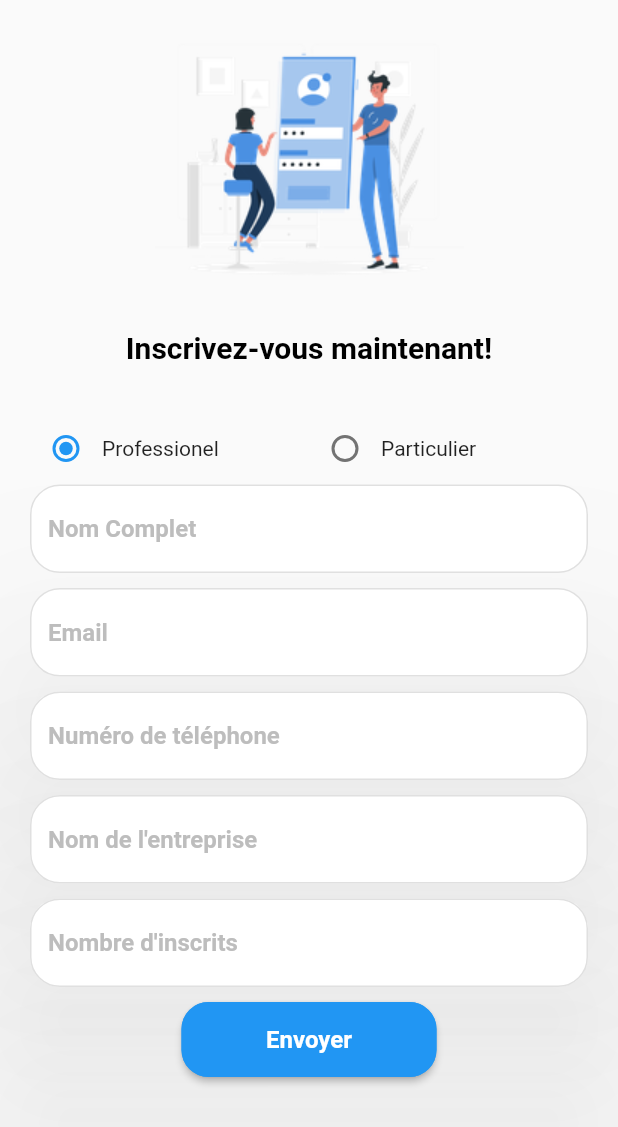
After one commit to romygt/ittalentsproject, a Flutter app: the ReservationScreen screen opened directly, on a phone screen of 412 x 824 dp. The commit adds this screen. Shown: the top 1127 px of the screen. Run offline on Flutter 3.47's test engine with Material 2 defaults, Android fonts, the phone set to English and light mode, and no system bars; our stand-ins replace cached_network_image, flutter_html, html_unescape, readmore, share, simple_animations and 1 more; network calls fail.

Commit message:
new modified version

```diff
--- /dev/null
+++ b/lib/vues/ReservationScreen.dart
@@ -0,0 +1,285 @@
+
+import 'package:flutter/material.dart';
+
+
+
+
+class ReservationScreen extends StatefulWidget {
+  ReservationScreen({Key key}) : super(key: key);
+
+
+  @override
+  _ReservationScreen createState() => _ReservationScreen();
+}
+
+class _ReservationScreen extends State<ReservationScreen> {
+  int _value = 1;
+  int group =1;
+  var formkey = GlobalKey<FormState>();
+  @override
+  Widget build(BuildContext context) {
+    return Scaffold(
+      body: SingleChildScrollView(
+        child: Column(
+          mainAxisAlignment: MainAxisAlignment.start,
+          mainAxisSize: MainAxisSize.max,
+          children: [
+            Stack(
+                children:[
+                  Image.asset('images/2.png',
+                      height: 220
+                  ),
+
+                ]
+
+            ),
+            Text(
+              'Inscrivez-vous maintenant!',
+              style: TextStyle(
+                  color: Colors.black,
+                  fontSize: 20,
+                  fontWeight: FontWeight.bold),
+            ),
+            Text('',
+                style: TextStyle(
+                  color: Colors.grey,
+                  fontSize: 10,
+                )),
+            Padding(
+              padding: const EdgeInsets.all(20.0),
+              child: Form(
+                key: formkey,
+                child: Column(
+                  children: [
+                    Row(
+                      mainAxisAlignment: MainAxisAlignment.start,
+                      children:
+                      [
+                        Expanded(
+                          child: Row(
+                            children: [
+                              Radio(
+                                value:1,
+                                groupValue:  group ,
+                                onChanged: (T)
+                                {
+                                  setState((){
+                                    group =T;
+                                  }) ;
+                                },
+
+                              ),
+                              Text('Professionel'),
+
+                            ],
+
+                          ),
+                        ),
+                        Expanded(
+                          child: Row(
+                            children: [
+
+                              Radio(
+                                value:2,
+                                groupValue:group,
+                                onChanged:   (T)
+                                {
+                                  setState((){
+                                    group =T;
+                                  }) ;
+                                },
+                              ), Text('Particulier'),
+
+                            ],
+                          ),
+                        ),
+                      ],
+                    ),
+                    Material(
+                      elevation: 60.0,
+                      shadowColor: Colors.grey.withOpacity(0.2),
+                      borderRadius: BorderRadius.circular(20),
+                      child: TextField(
+                        decoration: InputDecoration(
+                          enabledBorder: OutlineInputBorder(
+
+                            borderSide: BorderSide(color: Colors.black12),
+                            borderRadius: BorderRadius.circular(20),
+                          ),
+                          filled: true,
+                          fillColor: Colors.white,
+                          hintText: 'Nom Complet',
+                          hintStyle: TextStyle(
+                              fontWeight: FontWeight.bold,
+                              color: Colors.grey.shade400),
+                          border: OutlineInputBorder(
+                            borderRadius: BorderRadius.circular(20),
+                          ),
+
+                        ),
+                        style: TextStyle(fontWeight: FontWeight.bold),
+                      ),
+                    ),
+                    SizedBox(
+                      height: 10,
+                    ),
+                    Material(
+                      elevation: 60.0,
+                      shadowColor: Colors.grey.withOpacity(0.2),
+                      borderRadius: BorderRadius.circular(20),
+                      child: TextField(
+                        decoration: InputDecoration(
+                          enabledBorder: OutlineInputBorder(
+
+                            borderSide: BorderSide(color: Colors.black12),
+                            borderRadius: BorderRadius.circular(20),
+                          ),
+                          filled: true,
+                          fillColor: Colors.white,
+                          hintText: 'Email',
+                          hintStyle: TextStyle(
+                              fontWeight: FontWeight.bold,
+                              color: Colors.grey.shade400),
+                          border: OutlineInputBorder(
+                            borderRadius: BorderRadius.circular(20),
+                          ),
+
+                        ),
+                        style: TextStyle(fontWeight: FontWeight.bold),
+                      ),
+                    ),
+                    SizedBox(
+                      height: 10,
+                    ),
+                    Material(
+                      elevation: 60.0,
+                      shadowColor: Colors.grey.withOpacity(0.2),
+                      borderRadius: BorderRadius.circular(20),
+                      child: TextField(
+                        decoration: InputDecoration(
+                          enabledBorder: OutlineInputBorder(
+
+                            borderSide: BorderSide(color: Colors.black12),
+                            borderRadius: BorderRadius.circular(20),
+                          ),
+                          filled: true,
+                          fillColor: Colors.white,
+                          hintText: 'Numéro de téléphone',
+                          hintStyle: TextStyle(
+                              fontWeight: FontWeight.bold,
+                              color: Colors.grey.shade400),
+                          border: OutlineInputBorder(
+                            borderRadius: BorderRadius.circular(20),
+                          ),
+
+                        ),
+                        style: TextStyle(fontWeight: FontWeight.bold),
+                      ),
+                    ),
+                    SizedBox(
+                      height: 10,
+                    ),
+                    Material(
+                      elevation: 60.0,
+                      shadowColor: Colors.grey.withOpacity(0.2),
+                      borderRadius: BorderRadius.circular(20),
+                      child: TextField(
+                        decoration: InputDecoration(
+                          enabledBorder: OutlineInputBorder(
+
+                            borderSide: BorderSide(color: Colors.black12),
+                            borderRadius: BorderRadius.circular(20),
+                          ),
+                          filled: true,
+                          fillColor: Colors.white,
+                          hintText: "Nom de l'entreprise",
+                          hintStyle: TextStyle(
+                              fontWeight: FontWeight.bold,
+                              color: Colors.grey.shade400),
+                          border: OutlineInputBorder(
+                            borderRadius: BorderRadius.circular(20),
+                          ),
+
+                        ),
+                        style: TextStyle(fontWeight: FontWeight.bold),
+                      ),
+                    ),
+                    SizedBox(
+                      height: 10,
+                    ),
+                    Material(
+                      elevation: 60.0,
+                      shadowColor: Colors.grey.withOpacity(0.2),
+                      borderRadius: BorderRadius.circular(20),
+                      child: TextField(
+                        decoration: InputDecoration(
+                          enabledBorder: OutlineInputBorder(
+
+                            borderSide: BorderSide(color: Colors.black12),
+                            borderRadius: BorderRadius.circular(20),
+                          ),
+                          filled: true,
+                          fillColor: Colors.white,
+                          hintText: "Nombre d'inscrits",
+                          hintStyle: TextStyle(
+                              fontWeight: FontWeight.bold,
+                              color: Colors.grey.shade400),
+                          border: OutlineInputBorder(
+                            borderRadius: BorderRadius.circular(20),
+                          ),
+
+                        ),
+                        style: TextStyle(fontWeight: FontWeight.bold),
+                      ),
+                    )
+                   ,
+                    SizedBox(
+                      height: 10,
+                    ),
+
+
+                    Container(
+                      height: 50,
+                      width: 170,
+                      decoration: BoxDecoration(
+                          borderRadius: BorderRadius.circular(60)),
+                      child: ElevatedButton(
+                        style:ButtonStyle(
+                          shape: MaterialStateProperty.all<RoundedRectangleBorder>(
+                              RoundedRectangleBorder(
+                                  borderRadius: BorderRadius.circular(18.0),
+                                  side: BorderSide(color: Colors.blue)
+                              )
+                          ),
+                        ),
+
+
+
+                        onPressed: () {
+                          if (formkey.currentState.validate()) {
+
+                          }
+                        },
+                        child: Text(
+                          'Envoyer',
+                          style: TextStyle(
+                              fontWeight: FontWeight.w600,
+                              fontSize: 16,
+                              color: Colors.white),
+                        ),
+                      ),
+                    ),
+
+
+
+
+                  ],
+                ),
+              ),
+            ),
+          ],
+        ),
+      ),
+    );
+  }
+}
--- a/pubspec.yaml
+++ b/pubspec.yaml
@@ -26,7 +26,10 @@ dependencies:
     sdk: flutter
   simple_animations: ^3.2.0
   flutter_html: ^2.1.2
-
+  readmore: ^2.1.0
+  html: ^0.15.0
+  html_unescape: ^2.0.0
+  share: ^2.0.4
 
   # The following adds the Cupertino Icons font to your application.
   # Use with the CupertinoIcons class for iOS style icons.
@@ -50,6 +53,7 @@ flutter:
   # To add assets to your application, add an assets section, like this:
   assets:
     - images/graduatecap2.png
+    - images/2.png
 
 
 
```
Also changed, not shown: lib/vues/Details_formation.dart (+103 -11 lines), lib/vues/home.dart (+20 -6 lines), images/2.png (added), pubspec.lock, 2 other files.
